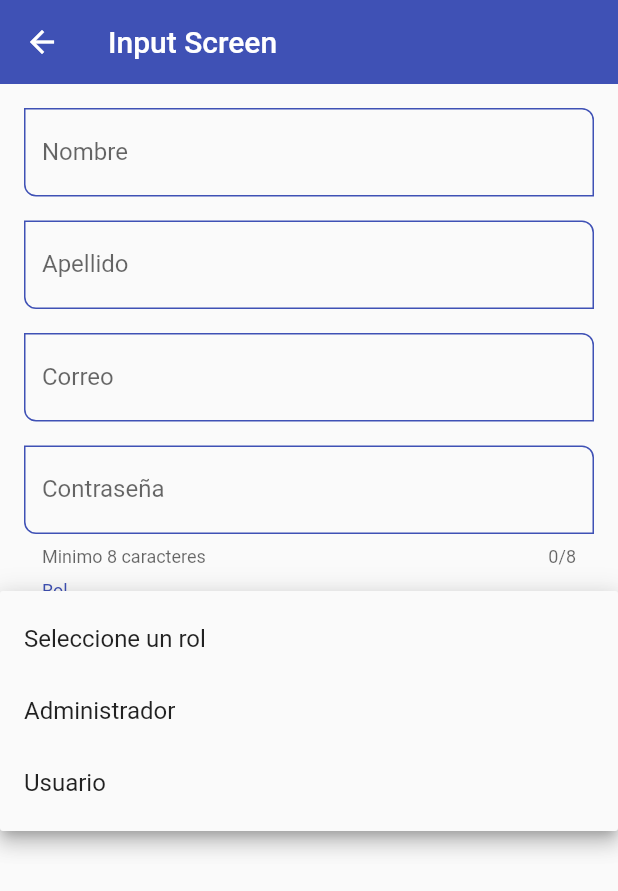
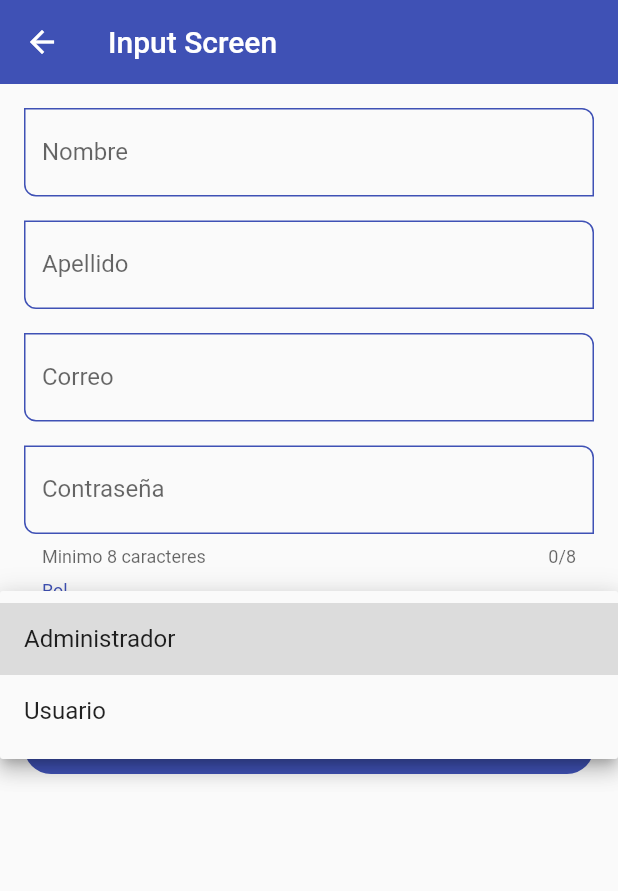
Before and after one commit to eltranseunteurbano/learning-flutter, a Flutter app: the InputScreen screen opened by its route, after a tap on "Seleccione un rol", on a phone screen of 412 x 824 dp. Shown: the top 891 px of the screen. Run offline on Flutter 3.47's test engine with Material 2 defaults, Android fonts, the phone set to English and light mode, and no system bars.

```diff
--- a/fl_components/lib/screens/input_screen.dart
+++ b/fl_components/lib/screens/input_screen.dart
@@ -62,11 +62,6 @@ class InputScreen extends StatelessWidget {
                       ),
                       items: const [
                         DropdownMenuItem(
-                          value: '',
-                          enabled: false,
-                          child: Text('Seleccione un rol'),
-                        ),
-                        DropdownMenuItem(
                           value: 'admin',
                           child: Text('Administrador'),
                         ),
```
